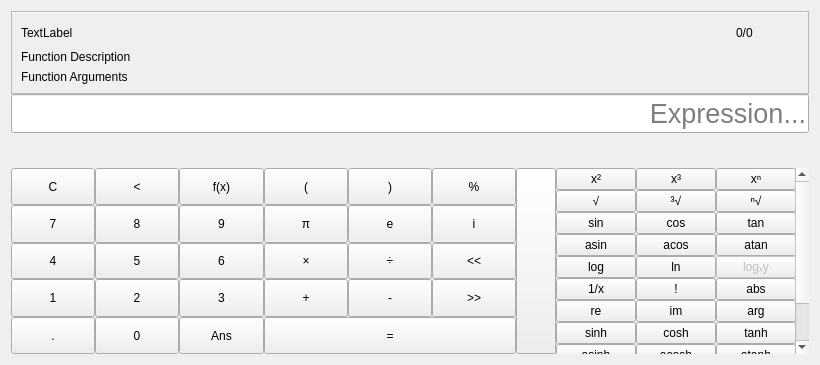
theCheeseboard/thecalculator, file parts/calculator/calculatorwidget.ui: the form before one commit.
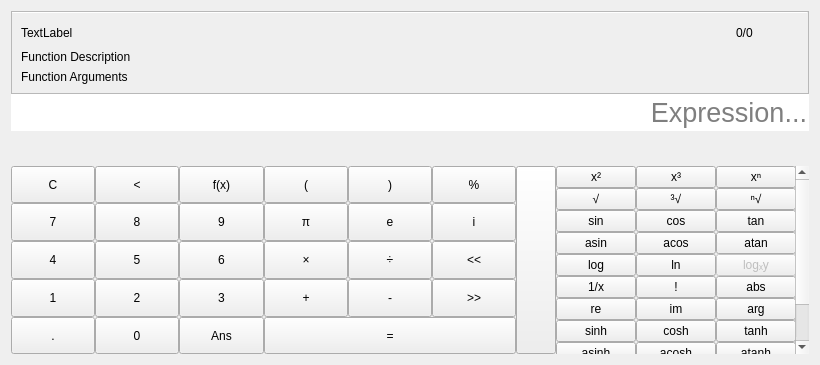
The form after the commit. Icons and pictures are not drawn. Custom widgets are drawn as their Qt base class.

The edit to the form file:
```diff
--- a/parts/calculator/calculatorwidget.ui
+++ b/parts/calculator/calculatorwidget.ui
@@ -204,6 +204,9 @@
      <property name="inputMethodHints">
       <set>Qt::ImhNoPredictiveText</set>
      </property>
+     <property name="frame">
+      <bool>false</bool>
+     </property>
      <property name="alignment">
       <set>Qt::AlignRight|Qt::AlignTrailing|Qt::AlignVCenter</set>
      </property>
```
